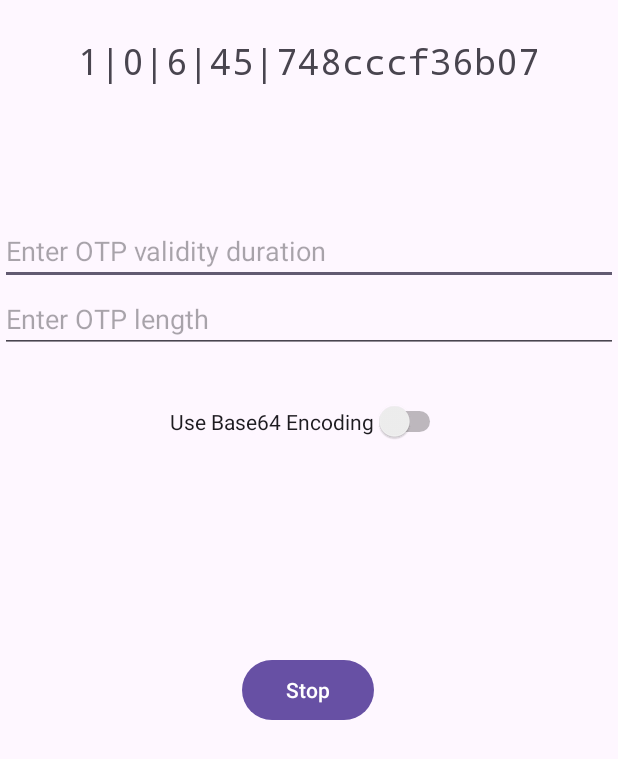
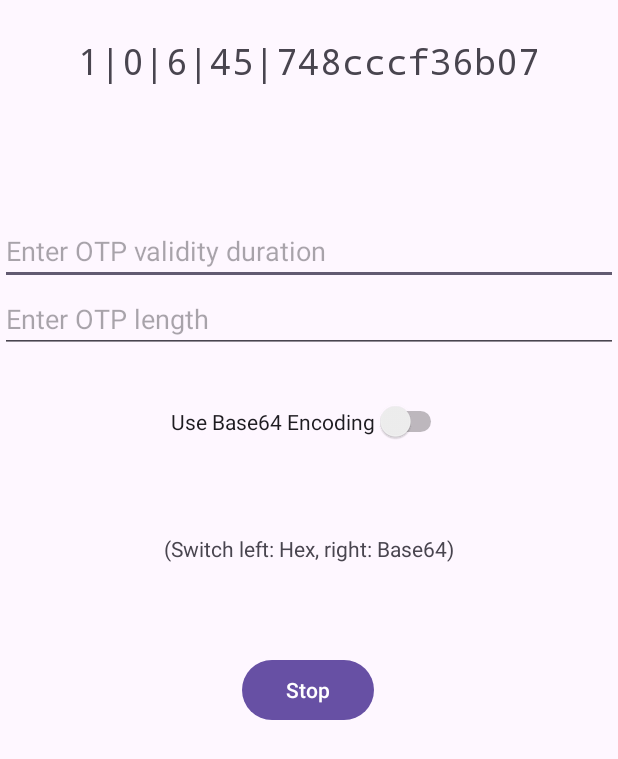
Before and after one commit to alheijn/OneTimePasswordGenerator, an Android app: the screen it shows after launch (MainActivity), after a tap on "Start", on a phone screen of 412 x 824 dp. Shown: the top 759 px of the screen. Run offline under Robolectric (Android 15) with nearby library versions, the phone set to English and light mode, and no system bars.

Commit message:
better ui + minor code refactoring

```diff
--- a/app/src/main/java/net/G03/otpgenerator/MainActivity.java
+++ b/app/src/main/java/net/G03/otpgenerator/MainActivity.java
@@ -105,12 +105,9 @@ public class MainActivity extends AppCompatActivity {
 
     class Generator extends Thread {
         private volatile boolean run = true;
-        private int interval;
-        private int otpLength; // OTP length
+        private final int interval;
+        private final int otpLength; // OTP length
 
-        // hard coded key for demonstration purposes
-        private byte[] key = "1234567890123456".getBytes(); // 128 bit key
-        private int uid = 0; // User ID
         private Cipher aes;
 
         public Generator(int interval, int otpLength) {
@@ -122,6 +119,9 @@ public class MainActivity extends AppCompatActivity {
                 // Initialize the AES cipher
                 // use AES encryption with ECB mode and no padding --> will produce the same result as the "server"
                 aes = Cipher.getInstance("AES/ECB/NoPadding");
+                // hard coded key for demonstration purposes
+                // 128 bit key
+                byte[] key = "1234567890123456".getBytes();
                 SecretKeySpec aesKey = new SecretKeySpec(key, "AES");
                 aes.init(Cipher.ENCRYPT_MODE, aesKey);
             } catch (Exception e) {
@@ -129,6 +129,7 @@ public class MainActivity extends AppCompatActivity {
             }
         }
 
+        @Override
         public void run() {
             while (run) {
                 String otp = null;
@@ -154,6 +155,7 @@ public class MainActivity extends AppCompatActivity {
             // Create a ByteBuffer to store the OTP data
             ByteBuffer otpData = ByteBuffer.allocate(16);
             // Add the UID and the current time to the OTP data
+            int uid = 0;
             otpData.put((byte) uid);        // 1 byte
             otpData.put((byte)otpLength);   // 1 byte
             otpData.put((byte) interval);   // 1 byte
@@ -163,7 +165,6 @@ public class MainActivity extends AppCompatActivity {
             // Add padding to the OTP data (at least 5 bytes) --> done automatically by PKCS5Padding
             otpData.put(new byte[5]);       // 5 bytes
 
-
             byte[] otpBytes = otpData.array();
 
             try {
@@ -172,7 +173,7 @@ public class MainActivity extends AppCompatActivity {
                     // Use Base64 encoding
                     String base64Otp = Base64.encodeToString(encrypted, Base64.NO_WRAP);
 
-                    return "0|"+uid+"|"+otpLength+"|"+interval+"|"+base64Otp.substring(base64Otp.length() - otpLength-1);
+                    return "0|"+ uid +"|"+otpLength+"|"+interval+"|"+base64Otp.substring(base64Otp.length() - otpLength-1);
                 } else {
                     // Use hexadecimal encoding
                     StringBuilder hexString = new StringBuilder();
@@ -191,15 +192,9 @@ public class MainActivity extends AppCompatActivity {
 
 
                     // String format: uid|otpLength|interval|otp
-
-//                    for (byte b : encrypted) {
-//                        hexString.append(Integer.toHexString(0xFF & b));
-//                    }
-                    String otpString = hexString.toString();
-                    return otpString;
+                    return hexString.toString();
                 }
 
-                // TODO: Implement Base58 encoding istead of Base64
             } catch (Exception e) {
                 e.printStackTrace();
             }
--- a/app/src/main/res/layout/activity_main.xml
+++ b/app/src/main/res/layout/activity_main.xml
@@ -11,13 +11,13 @@
         android:id="@+id/otpTextView"
         android:layout_width="wrap_content"
         android:layout_height="wrap_content"
+        android:layout_marginTop="24dp"
+        android:fontFamily="monospace"
         android:text="OTP"
-        android:fontFamily="monospace"
         android:textSize="24sp"
-        android:layout_marginTop="24dp"
-        app:layout_constraintTop_toTopOf="parent"
         app:layout_constraintLeft_toLeftOf="parent"
-        app:layout_constraintRight_toRightOf="parent" />
+        app:layout_constraintRight_toRightOf="parent"
+        app:layout_constraintTop_toTopOf="parent" />
 
     <EditText
         android:id="@+id/otpValidityEditText"
@@ -35,9 +35,9 @@
         android:layout_width="match_parent"
         android:layout_height="wrap_content"
         android:hint="Enter OTP length"
-        app:layout_constraintTop_toBottomOf="@id/otpValidityEditText"
         app:layout_constraintLeft_toLeftOf="parent"
-        app:layout_constraintRight_toRightOf="parent" />
+        app:layout_constraintRight_toRightOf="parent"
+        app:layout_constraintTop_toBottomOf="@id/otpValidityEditText" />
 
     <Switch
         android:id="@+id/encodingSwitch"
@@ -45,9 +45,9 @@
         android:layout_height="wrap_content"
         android:layout_marginTop="32dp"
         android:text="Use Base64 Encoding"
-        app:layout_constraintHorizontal_bias="0.497"
-        app:layout_constraintLeft_toLeftOf="parent"
-        app:layout_constraintRight_toRightOf="parent"
+        app:layout_constraintEnd_toEndOf="parent"
+        app:layout_constraintHorizontal_bias="0.5"
+        app:layout_constraintStart_toStartOf="parent"
         app:layout_constraintTop_toBottomOf="@id/otpLengthEditText" />
 
     <Button
@@ -61,4 +61,15 @@
         app:layout_constraintLeft_toLeftOf="parent"
         app:layout_constraintRight_toRightOf="parent" />
 
+    <TextView
+        android:id="@+id/textView2"
+        android:layout_width="wrap_content"
+        android:layout_height="wrap_content"
+        android:text="(Switch left: Hex, right: Base64)"
+        app:layout_constraintBottom_toTopOf="@+id/startStopButton"
+        app:layout_constraintEnd_toEndOf="parent"
+        app:layout_constraintHorizontal_bias="0.5"
+        app:layout_constraintStart_toStartOf="parent"
+        app:layout_constraintTop_toBottomOf="@+id/encodingSwitch" />
+
 </androidx.constraintlayout.widget.ConstraintLayout>
```
